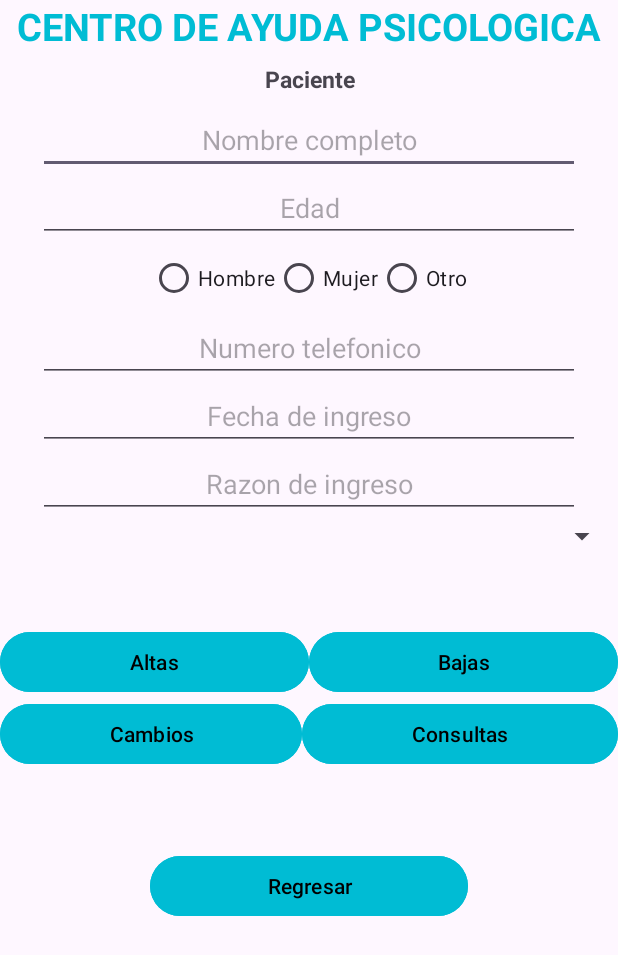
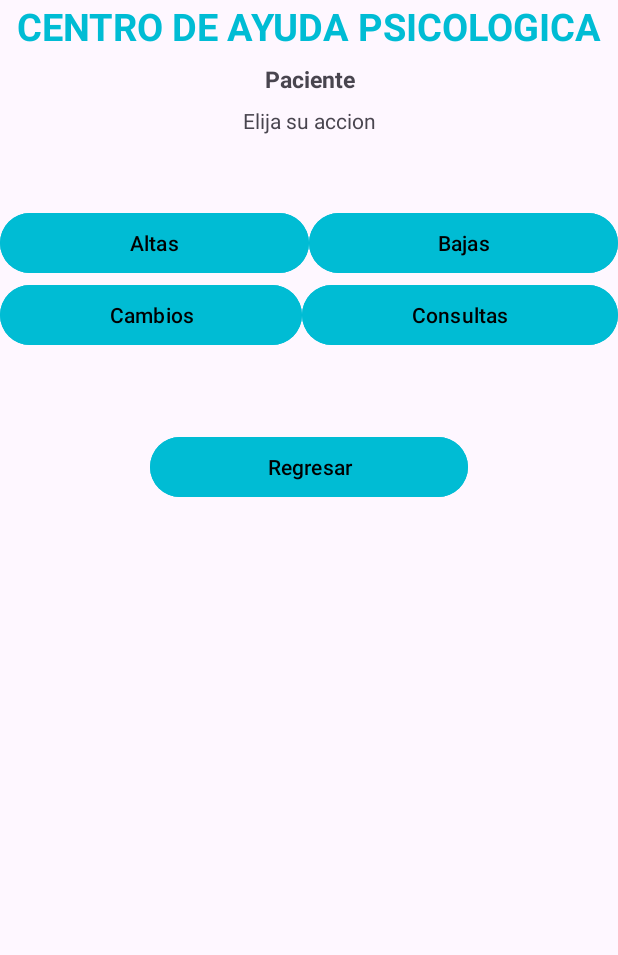
Before and after one commit to YojanMoralesUwU/Proyectos-Android, an Android app: the MainActivity2 screen opened directly, with no data from a screen before it, on a phone screen of 412 x 824 dp. Shown: the top 955 px of the screen. Run offline under Robolectric (Android 15) with nearby library versions, the phone set to English and light mode, and no system bars.

Commit message:
Altas prefinal

```diff
--- a/Altas_Clinica/app/build.gradle.kts
+++ b/Altas_Clinica/app/build.gradle.kts
@@ -4,7 +4,7 @@ plugins {
 
 android {
     namespace = "com.example.myapplication"
-    compileSdk = 33
+    compileSdk = 34
 
     defaultConfig {
         applicationId = "com.example.myapplication"
--- a/Altas_Clinica/app/src/main/AndroidManifest.xml
+++ b/Altas_Clinica/app/src/main/AndroidManifest.xml
@@ -12,6 +12,9 @@
         android:supportsRtl="true"
         android:theme="@style/Theme.MyApplication"
         tools:targetApi="31">
+        <activity
+            android:name=".MainActivity4"
+            android:exported="false" />
         <activity
             android:name=".MainActivity3"
             android:exported="false" />
--- a/Altas_Clinica/app/src/main/java/com/example/myapplication/BasesitaUsuarios.java
+++ b/Altas_Clinica/app/src/main/java/com/example/myapplication/BasesitaUsuarios.java
@@ -28,7 +28,7 @@ public class BasesitaUsuarios extends SQLiteOpenHelper {
     public void onCreate(SQLiteDatabase baseClinicaUsuarios) {
         baseClinicaUsuarios.execSQL("create table pacien(pNum integer primary key, pNom text, " +
                             "pEdad int, pGen text, pTel text, " +
-                            "pFeIn text, pRaIn text, pPNom text, pPNum int)");
+                            "pFeIn text, pRaIn text, pPNom text)");
     }
 
     @Override
--- a/Altas_Clinica/app/src/main/java/com/example/myapplication/MainActivity2.java
+++ b/Altas_Clinica/app/src/main/java/com/example/myapplication/MainActivity2.java
@@ -2,13 +2,45 @@ package com.example.myapplication;
 
 import androidx.appcompat.app.AppCompatActivity;
 
+import android.content.Intent;
 import android.os.Bundle;
+import android.view.View;
+import android.widget.Button;
+import android.widget.EditText;
+import android.widget.RadioButton;
+import android.widget.RadioGroup;
+import android.widget.Spinner;
 
-public class MainActivity2 extends AppCompatActivity {
+public class MainActivity2 extends AppCompatActivity implements View.OnClickListener {
+    Button altas,bajas,cambios,consultas,regresar;
 
     @Override
     protected void onCreate(Bundle savedInstanceState) {
         super.onCreate(savedInstanceState);
         setContentView(R.layout.activity_main2);
+
+        altas = findViewById(R.id.Altitas);
+        bajas = findViewById(R.id.Bajas);
+        cambios = findViewById(R.id.Cambios);
+        consultas = findViewById(R.id.Consultas);
+        regresar = findViewById(R.id.RegresarInicioDesdeUsuarios);
+
+        altas.setOnClickListener(this);
+        bajas.setOnClickListener(this);
+        cambios.setOnClickListener(this);
+        consultas.setOnClickListener(this);
+        regresar.setOnClickListener(this);
+    }
+
+    @Override
+    public void onClick(View view) {
+        String cadenita = ((Button)view).getText().toString();
+        if (cadenita.equals("Altas")){
+            Intent irAltas =  new Intent(this,MainActivity4.class);
+            startActivity(irAltas);
+        }else if (cadenita.equals("Regresar")){
+            Intent irInicio = new Intent(this,MainActivity.class);
+            startActivity(irInicio);
+        }
     }
 }
--- a/Altas_Clinica/app/src/main/res/layout/activity_main2.xml
+++ b/Altas_Clinica/app/src/main/res/layout/activity_main2.xml
@@ -24,89 +24,12 @@
         android:textSize="15dp"
         android:textStyle="bold" />
 
-    <EditText
+
+    <TextView
         android:layout_width="match_parent"
         android:layout_height="wrap_content"
-        android:layout_marginStart="25dp"
-        android:layout_marginEnd="25dp"
-        android:hint="Nombre completo"
-        android:gravity="center"
-        android:id="@+id/NombreUsuario"/>
-
-    <EditText
-        android:layout_width="match_parent"
-        android:layout_height="wrap_content"
-        android:layout_marginStart="25dp"
-        android:layout_marginEnd="25dp"
-        android:digits="0123456789."
-        android:gravity="center"
-        android:hint="Edad"
-        android:inputType="number"
-        android:id="@+id/EdadUsuario"/>
-
-    <RadioGroup
-        android:id="@+id/generoRadioGroup"
-        android:layout_width="match_parent"
-        android:layout_height="wrap_content"
-        android:orientation="horizontal"
-        android:gravity="center">
-
-        <RadioButton
-            android:id="@+id/hombreRadioButton"
-            android:layout_width="wrap_content"
-            android:layout_height="wrap_content"
-            android:text="Hombre" />
-
-        <RadioButton
-            android:id="@+id/mujerRadioButton"
-            android:layout_width="wrap_content"
-            android:layout_height="wrap_content"
-            android:text="Mujer" />
-
-        <RadioButton
-            android:id="@+id/otroRadioButton"
-            android:layout_width="wrap_content"
-            android:layout_height="wrap_content"
-            android:text="Otro" />
-
-    </RadioGroup>
-
-    <EditText
-        android:layout_width="match_parent"
-        android:layout_height="wrap_content"
-        android:layout_marginStart="25dp"
-        android:layout_marginEnd="25dp"
-        android:digits="0123456789."
-        android:gravity="center"
-        android:hint="Numero telefonico"
-        android:inputType="phone"
-        android:id="@+id/NumeroTelefonoUsuario"/>
-
-    <EditText
-        android:layout_width="match_parent"
-        android:layout_height="wrap_content"
-        android:layout_marginStart="25dp"
-        android:layout_marginEnd="25dp"
-        android:digits="0123456789."
-        android:gravity="center"
-        android:hint="Fecha de ingreso"
-        android:inputType="text"
-        android:id="@+id/FechaIngresoUsuario"/>
-    <EditText
-        android:layout_width="match_parent"
-        android:layout_height="wrap_content"
-        android:layout_marginStart="25dp"
-        android:layout_marginEnd="25dp"
-        android:digits="0123456789."
-        android:gravity="center"
-        android:hint="Razon de ingreso"
-        android:inputType="text"
-        android:id="@+id/RazonIngreso"/>
-
-    <Spinner
-        android:layout_width="match_parent"
-        android:layout_height="wrap_content"
-        android:id="@+id/Spinnersito1"/>
+        android:text="Elija su accion"
+        android:gravity="center"/>
 
 
     <TextView
@@ -119,7 +42,7 @@
             android:orientation="horizontal">
 
             <Button
-                android:id="@+id/Altas"
+                android:id="@+id/Altitas"
                 android:layout_width="wrap_content"
                 android:layout_height="wrap_content"
                 android:backgroundTint="@color/azulbonito"
--- a/Altas_Clinica/build.gradle.kts
+++ b/Altas_Clinica/build.gradle.kts
@@ -1,4 +1,4 @@
 // Top-level build file where you can add configuration options common to all sub-projects/modules.
 plugins {
-    id("com.android.application") version "8.1.1" apply false
+    id("com.android.application") version "8.0.1" apply false
 }
```
Also changed, not shown: Altas_Clinica/app/src/main/java/com/example/myapplication/MainActivity4.java (added, +75 -0 lines), Altas_Clinica/app/src/main/res/layout/activity_main4.xml (added, +153 -0 lines), Altas_Clinica/app/src/main/res/values/strings.xml (+18 -0 lines).
